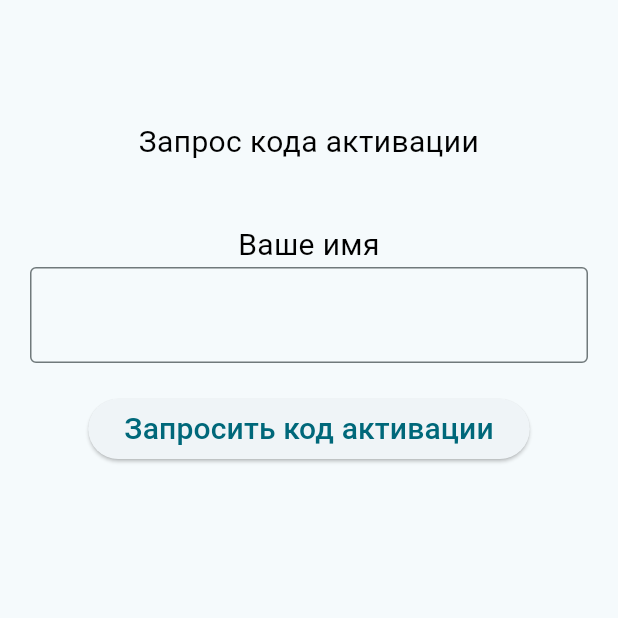
After one commit to grigp/monitor_fso, a Flutter app: the screen it shows after launch, after a tap on "Запросить код активации", on a phone screen of 412 x 824 dp, the top half of it. The commit adds this screen. Run offline on Flutter 3.47's test engine with Material 3 defaults, Android fonts, the phone set to English and light mode, and no system bars; our stand-ins replace audioplayers, device_info_plus, flutter_bloc, flutter_secure_storage, get_it, sensors_plus and 3 more; missing offline and left inert: flutter_device_imei, number_text_input_formatter; accounts and stored records are empty.

Commit message:
Начата работа над механизмом активации программы

```diff
--- /dev/null
+++ b/lib/features/activation/ask_for_activation_code_screen/view/ask_for_activation_code_screen.dart
@@ -0,0 +1,89 @@
+import 'package:flutter/material.dart';
+
+class AskForActivationCodeScreen extends StatefulWidget {
+  const AskForActivationCodeScreen({super.key, required this.title});
+
+  final String title;
+
+  @override
+  State<AskForActivationCodeScreen> createState() =>
+      _AskForActivationCodeScreenState();
+}
+
+class _AskForActivationCodeScreenState
+    extends State<AskForActivationCodeScreen> {
+  late TextEditingController _textActivateKey;
+
+  @override
+  void initState() {
+    super.initState();
+    _textActivateKey = TextEditingController(text: '');
+  }
+
+  @override
+  void dispose() {
+    _textActivateKey.dispose();
+    super.dispose();
+  }
+
+  @override
+  Widget build(BuildContext context) {
+    final theme = Theme.of(context);
+    return Scaffold(
+      body: Center(
+        child: Padding(
+          padding: const EdgeInsets.all(20),
+          child: Column(
+            children: [
+              const SizedBox(height: 60),
+              const Text(
+                'Запрос кода активации',
+                textAlign: TextAlign.center,
+                textScaler: TextScaler.linear(1.0),
+                style: TextStyle(
+                  color: Colors.black,
+                  fontSize: 20,
+                ),
+              ),
+              const SizedBox(height: 40),
+              const Text(
+                'Ваше имя',
+                textAlign: TextAlign.center,
+                textScaler: TextScaler.linear(1.0),
+                style: TextStyle(
+                  color: Colors.black,
+                  fontSize: 20,
+                ),
+              ),
+              TextField(
+                controller: _textActivateKey,
+                decoration: const InputDecoration(
+                  border: OutlineInputBorder(),
+                ),
+                style: Theme.of(context).textTheme.headlineSmall,
+                onChanged: (String value) {
+                  if (value != '') {
+//                    _timeCalibr = int.tryParse(value)!;
+                  }
+                },
+              ),
+              const SizedBox(height: 20),
+              ElevatedButton(
+                onPressed: () {
+//                  _openInvitationScreen();
+                },
+                child: const Text(
+                  'Запросить код активации',
+                  style: TextStyle(
+                    fontSize: 20,
+                  ),
+                ),
+              ),
+              const Spacer(),
+            ],
+          ),
+        ),
+      ),
+    );
+  }
+}
--- /dev/null
+++ b/lib/features/activation/enter_activation_code_screen/view/enter_activation_code_screen.dart
@@ -0,0 +1,126 @@
+import 'package:flutter/material.dart';
+import 'package:monitor_fso/features/activation/ask_for_activation_code_screen/view/ask_for_activation_code_screen.dart';
+import 'package:monitor_fso/features/invitation_screen/view/invitation_screen.dart';
+import 'package:number_text_input_formatter/number_text_input_formatter.dart';
+
+class EnterActivationCodeScreen extends StatefulWidget {
+  const EnterActivationCodeScreen({super.key, required this.title});
+
+  final String title;
+
+  @override
+  State<EnterActivationCodeScreen> createState() =>
+      _EnterActivationCodeScreenState();
+}
+
+class _EnterActivationCodeScreenState extends State<EnterActivationCodeScreen> {
+  late TextEditingController _textActivateKey;
+
+  @override
+  void initState() {
+    super.initState();
+    _textActivateKey = TextEditingController(text: '');
+  }
+
+  @override
+  void dispose() {
+    _textActivateKey.dispose();
+    super.dispose();
+  }
+
+  @override
+  Widget build(BuildContext context) {
+//    final theme = Theme.of(context);
+    return Scaffold(
+      body: Center(
+        child: Padding(
+          padding: const EdgeInsets.all(20),
+          child: Column(
+            children: [
+              const SizedBox(height: 60),
+              const Text(
+                'Программа не активирована.\nВведите код активации',
+                textAlign: TextAlign.center,
+                textScaler: TextScaler.linear(1.0),
+                style: TextStyle(
+                  color: Colors.black,
+                  fontSize: 20,
+                ),
+              ),
+              TextField(
+                controller: _textActivateKey,
+                decoration: const InputDecoration(
+                  border: OutlineInputBorder(),
+                ),
+                style: Theme.of(context).textTheme.headlineSmall,
+                //  inputFormatters: [
+                //   NumberTextInputFormatter(
+                //     integerDigits: 2,
+                //     decimalDigits: 0,
+                //     maxValue: '10',
+                //     allowNegative: false,
+                //   )
+                // ],
+                onChanged: (String value) {
+                  if (value != '') {
+//                    _timeCalibr = int.tryParse(value)!;
+                  }
+                },
+//                keyboardType: TextInputType.number,
+              ),
+              const SizedBox(height: 20),
+              ElevatedButton(
+                onPressed: () {
+                  _openInvitationScreen();
+                },
+                child: const Text(
+                  'Активировать',
+                  style: TextStyle(
+                    fontSize: 20,
+                  ),
+                ),
+              ),
+              const Spacer(),
+              GestureDetector(
+                child: const Text(
+                  'Запросить код активации',
+                  textAlign: TextAlign.center,
+                  textScaler: TextScaler.linear(1.0),
+                  style: TextStyle(
+                    color: Colors.blue, //Color.fromARGB(255, 100, 100, 50),
+                    fontSize: 20,
+                    fontWeight: FontWeight.bold,
+                  ),
+                ),
+                onTap: () {
+                  _openAskForActivationCodeScreen();
+                },
+              ),
+              const Spacer(),
+            ],
+          ),
+        ),
+      ),
+    );
+  }
+
+  void _openInvitationScreen() {
+    MaterialPageRoute route = MaterialPageRoute(
+      builder: (context) => const InvitationScreen(
+        title: 'Мониторинг ФСО',
+      ),
+      settings: const RouteSettings(name: '/mon_fso'),
+    );
+    Navigator.of(context).push(route);
+  }
+
+  void _openAskForActivationCodeScreen() {
+    MaterialPageRoute route = MaterialPageRoute(
+      builder: (context) => const AskForActivationCodeScreen(
+        title: 'Запрос кода активации',
+      ),
+      settings: const RouteSettings(name: '/ask_activation_code'),
+    );
+    Navigator.of(context).push(route);
+  }
+}
--- a/lib/monitor_fso_app.dart
+++ b/lib/monitor_fso_app.dart
@@ -1,5 +1,8 @@
 import 'package:flutter/material.dart';
+import 'package:flutter_device_imei/flutter_device_imei.dart';
 import 'package:get_it/get_it.dart';
+import 'package:monitor_fso/features/activation/enter_activation_code_screen/view/enter_activation_code_screen.dart';
+import 'package:monitor_fso/features/invitation_screen/view/invitation_screen.dart';
 import 'package:monitor_fso/router/routes.dart';
 import 'package:talker_flutter/talker_flutter.dart';
 
@@ -13,14 +16,23 @@ class MonitorFsoApp extends StatelessWidget {
   // This widget is the root of your application.
   @override
   Widget build(BuildContext context) {
+    _getDeviceIMEI();
+
+    Widget screen = const EnterActivationCodeScreen(title: 'Введите код активации');
+//    Widget screen = const InvitationScreen(title: 'Мониторинг ФСО');
+    // Widget screen = _adapterState == BluetoothAdapterState.on
+    //     ? const InvitationToConnectScreen(title: 'Электростимуляторы texel')
+    //     : BluetoothOffScreen(adapterState: _adapterState);
+
     return MaterialApp(
       title: 'Monitor FSO',
       theme: ThemeData(
         colorScheme: ColorScheme.fromSeed(seedColor: tealBackgroundColor),
         useMaterial3: true,
       ),
-//      home: const InvitationScreen(title: 'Мониторинг ФСО'),
-      routes: routes,
+//      routes: routes,
+      home: screen,
+
       navigatorObservers: [
         TalkerRouteObserver(
           GetIt.I<Talker>(),
@@ -28,4 +40,9 @@ class MonitorFsoApp extends StatelessWidget {
       ],
     );
   }
+
+  void _getDeviceIMEI() async {
+    String? imei = await FlutterDeviceImei.instance.getIMEI();
+  }
+
 }
--- a/lib/repositories/defines.dart
+++ b/lib/repositories/defines.dart
@@ -42,7 +42,7 @@ enum RunTestEntrance {rteInvitation, rteTestsNew, rteTestsOpen}
 int screenCounter = 0;
 
 /// Признак того, что программа является демо версией
-bool isDemoVersion = true;
+bool isDemoVersion = false;
 
 /// Кол-во записей в демонстрационной версии
 int maxRecordsCount = 25;
--- a/pubspec.yaml
+++ b/pubspec.yaml
@@ -42,7 +42,7 @@ dependencies:
   share_plus: ^10.0.2
   device_info_plus: ^11.3.0
   talker_flutter: ^4.7.1
-
+  flutter_device_imei: ^0.0.4
 
   # The following adds the Cupertino Icons font to your application.
   # Use with the CupertinoIcons class for iOS style icons.
```
Also changed, not shown: lib/features/invitation_screen/view/invitation_screen.dart (+20 -1 lines), pubspec.lock.
